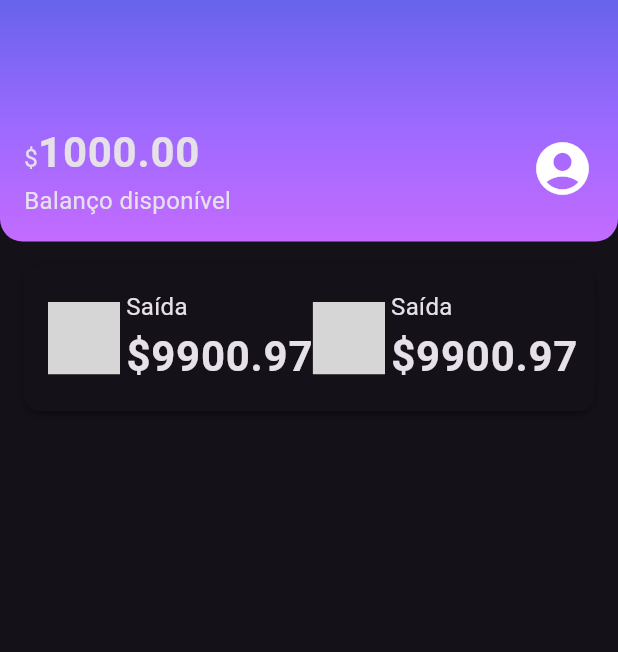
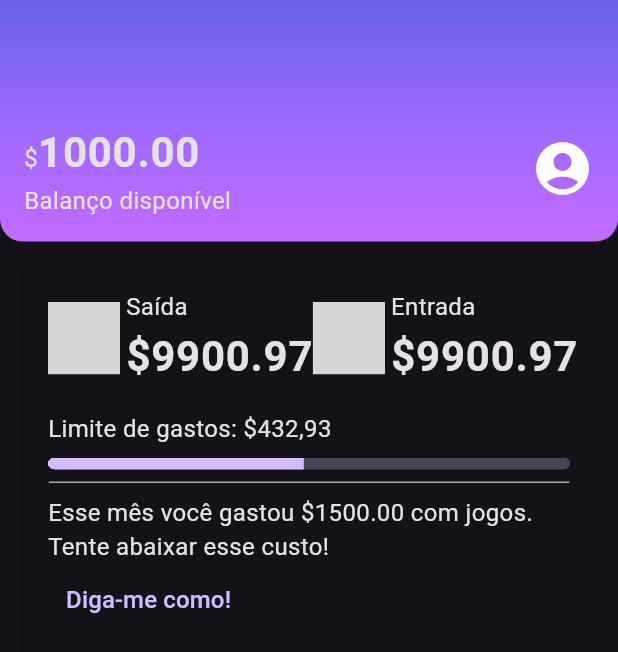
Before and after one commit to leonardo-silva/flutter-alubank, a Flutter app: the screen it shows after launch, on a phone screen of 412 x 824 dp. Shown: the top 652 px of the screen. Run offline on Flutter 3.47's test engine with Material 3 defaults, Android fonts, the light colour scheme and no system bars; grey boxes are pictures that could not be loaded.

Commit message:
feat: completing _RecentActivityContent according to Figma

```diff
--- a/lib/components/sections/recent_activity.dart
+++ b/lib/components/sections/recent_activity.dart
@@ -1,5 +1,6 @@
 import 'package:alubank/components/box_card.dart';
 import 'package:alubank/components/color_dot.dart';
+import 'package:alubank/components/content_division.dart';
 import 'package:alubank/themes/theme_colors.dart';
 import 'package:flutter/material.dart';
 
@@ -21,8 +22,10 @@ class _RecentActivityContent extends StatelessWidget {
   @override
   Widget build(BuildContext context) {
     return Column(
+      crossAxisAlignment: CrossAxisAlignment.start,
       children: [
         Row(
+          mainAxisAlignment: MainAxisAlignment.spaceBetween,
           children: [
             Row(
               children: [
@@ -51,7 +54,7 @@ class _RecentActivityContent extends StatelessWidget {
                 Column(
                   crossAxisAlignment: CrossAxisAlignment.start,
                   children: [
-                    Text('Saída'),
+                    Text('Entrada'),
                     Text(
                       '\$9900.97',
                       style: Theme.of(context).textTheme.bodyLarge,
@@ -62,6 +65,27 @@ class _RecentActivityContent extends StatelessWidget {
             ),
           ],
         ),
+        Padding(
+          padding: const EdgeInsets.only(top: 16, bottom: 8),
+          child: Text('Limite de gastos: \$432,93'),
+        ),
+        Container(
+          clipBehavior: Clip
+              .hardEdge, // This property tells the container to prevent any children from overlapping its boundaries. The borderRadius configuration only works here because of that.
+          decoration: BoxDecoration(borderRadius: BorderRadius.circular(5)),
+          child: LinearProgressIndicator(value: 0.49, minHeight: 8),
+        ),
+        Padding(
+          padding: const EdgeInsets.only(top: 8, bottom: 8),
+          child: ContentDivision(),
+        ),
+        Text(
+          'Esse mês você gastou \$1500.00 com jogos. Tente abaixar esse custo!',
+        ),
+        TextButton(
+          onPressed: () {},
+          child: Text('Diga-me como!', style: TextStyle(fontSize: 16)),
+        ),
       ],
     );
   }
```
